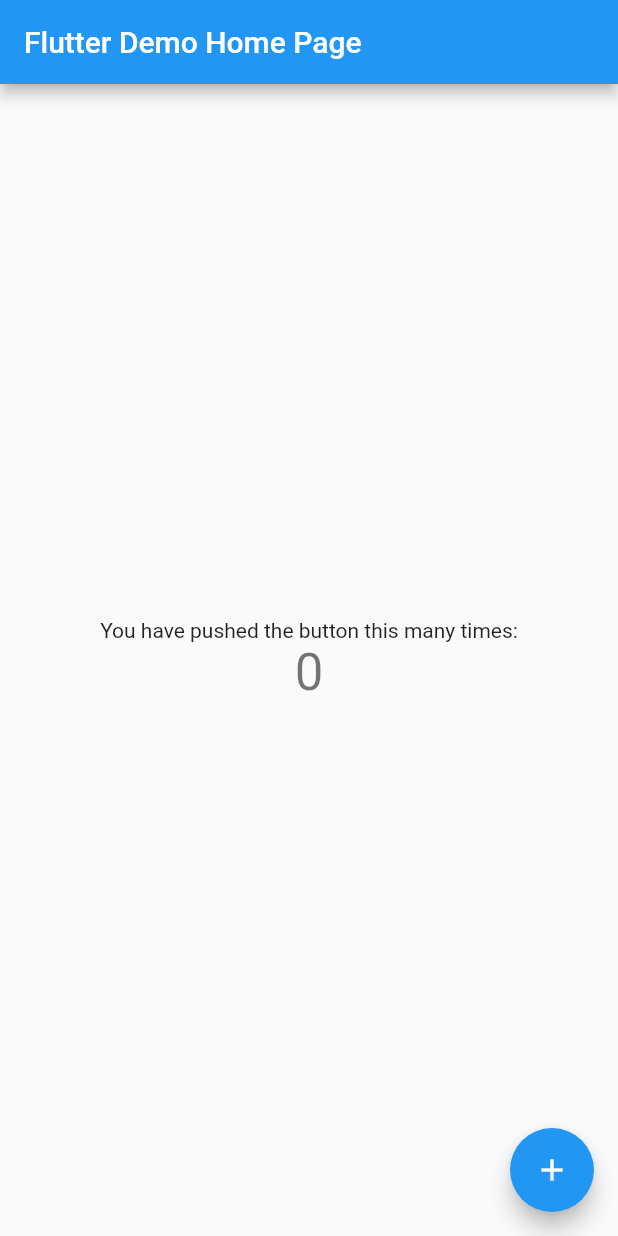
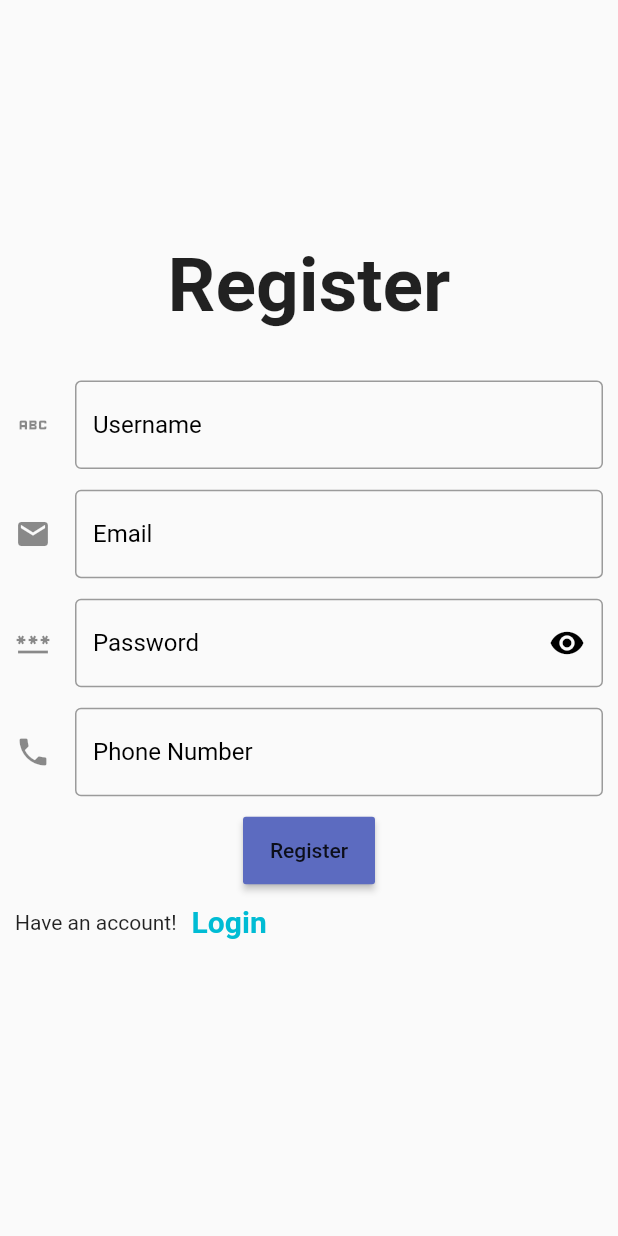
Before and after one commit to linah31/shop_flutter, a Flutter app: the screen it shows after launch, on a phone screen of 412 x 824 dp. Run offline on Flutter 3.47's test engine with Material 2 defaults, Android fonts, the phone set to English and light mode, and no system bars; missing offline and left inert: dart:ffi.

Commit message:
signup_page
signup page form

```diff
--- a/shop/lib/main.dart
+++ b/shop/lib/main.dart
@@ -1,115 +1,20 @@
 import 'package:flutter/material.dart';
+import 'package:shop/screens/signup.dart';
 
-void main() {
-  runApp(const MyApp());
-}
+void main()=> runApp(MyApp());
+
+
 
 class MyApp extends StatelessWidget {
   const MyApp({Key? key}) : super(key: key);
 
-  // This widget is the root of your application.
   @override
   Widget build(BuildContext context) {
-    return MaterialApp(
-      title: 'Flutter Demo',
-      theme: ThemeData(
-        // This is the theme of your application.
-        //
-        // Try running your application with "flutter run". You'll see the
-        // application has a blue toolbar. Then, without quitting the app, try
-        // changing the primarySwatch below to Colors.green and then invoke
-        // "hot reload" (press "r" in the console where you ran "flutter run",
-        // or simply save your changes to "hot reload" in a Flutter IDE).
-        // Notice that the counter didn't reset back to zero; the application
-        // is not restarted.
-        primarySwatch: Colors.blue,
-      ),
-      home: const MyHomePage(title: 'Flutter Demo Home Page'),
+    return   MaterialApp(
+        title: "My Flutter App",
+        themeMode: ThemeMode.system,
+        debugShowCheckedModeBanner: false,
+        home: SignUp()
     );
   }
 }
-
-class MyHomePage extends StatefulWidget {
-  const MyHomePage({Key? key, required this.title}) : super(key: key);
-
-  // This widget is the home page of your application. It is stateful, meaning
-  // that it has a State object (defined below) that contains fields that affect
-  // how it looks.
-
-  // This class is the configuration for the state. It holds the values (in this
-  // case the title) provided by the parent (in this case the App widget) and
-  // used by the build method of the State. Fields in a Widget subclass are
-  // always marked "final".
-
-  final String title;
-
-  @override
-  State<MyHomePage> createState() => _MyHomePageState();
-}
-
-class _MyHomePageState extends State<MyHomePage> {
-  int _counter = 0;
-
-  void _incrementCounter() {
-    setState(() {
-      // This call to setState tells the Flutter framework that something has
-      // changed in this State, which causes it to rerun the build method below
-      // so that the display can reflect the updated values. If we changed
-      // _counter without calling setState(), then the build method would not be
-      // called again, and so nothing would appear to happen.
-      _counter++;
-    });
-  }
-
-  @override
-  Widget build(BuildContext context) {
-    // This method is rerun every time setState is called, for instance as done
-    // by the _incrementCounter method above.
-    //
-    // The Flutter framework has been optimized to make rerunning build methods
-    // fast, so that you can just rebuild anything that needs updating rather
-    // than having to individually change instances of widgets.
-    return Scaffold(
-      appBar: AppBar(
-        // Here we take the value from the MyHomePage object that was created by
-        // the App.build method, and use it to set our appbar title.
-        title: Text(widget.title),
-      ),
-      body: Center(
-        // Center is a layout widget. It takes a single child and positions it
-        // in the middle of the parent.
-        child: Column(
-          // Column is also a layout widget. It takes a list of children and
-          // arranges them vertically. By default, it sizes itself to fit its
-          // children horizontally, and tries to be as tall as its parent.
-          //
-          // Invoke "debug painting" (press "p" in the console, choose the
-          // "Toggle Debug Paint" action from the Flutter Inspector in Android
-          // Studio, or the "Toggle Debug Paint" command in Visual Studio Code)
-          // to see the wireframe for each widget.
-          //
-          // Column has various properties to control how it sizes itself and
-          // how it positions its children. Here we use mainAxisAlignment to
-          // center the children vertically; the main axis here is the vertical
-          // axis because Columns are vertical (the cross axis would be
-          // horizontal).
-          mainAxisAlignment: MainAxisAlignment.center,
-          children: <Widget>[
-            const Text(
-              'You have pushed the button this many times:',
-            ),
-            Text(
-              '$_counter',
-              style: Theme.of(context).textTheme.headline4,
-            ),
-          ],
-        ),
-      ),
-      floatingActionButton: FloatingActionButton(
-        onPressed: _incrementCounter,
-        tooltip: 'Increment',
-        child: const Icon(Icons.add),
-      ), // This trailing comma makes auto-formatting nicer for build methods.
-    );
-  }
-}
--- /dev/null
+++ b/shop/lib/screens/signup.dart
@@ -0,0 +1,177 @@
+
+import 'dart:ffi';
+
+import 'package:flutter/material.dart';
+
+class SignUp extends StatefulWidget {
+  const SignUp({Key? key}) : super(key: key);
+
+  @override
+  State<SignUp> createState() => _SignUpState();
+}
+final GlobalKey <FormState> _formKey=GlobalKey <FormState>();
+String p = r'^(([^<>()[\]\\.,;:\s@\"]+(\.[^<>()[\]\\.,;:\s@\"]+)*)|(\".+\"))@((\[[0-9]{1,3}\.[0-9]{1,3}\.[0-9]{1,3}\.[0-9]{1,3}\])|(([a-zA-Z\-0-9]+\.)+[a-zA-Z]{2,}))$';
+RegExp regExp = new RegExp(p);
+bool obserText=true;
+class _SignUpState extends State<SignUp> {
+  void validation(){
+    final FormState? _form=_formKey.currentState;
+    if(_form!.validate()){
+      print("yes");
+    }
+    else{
+      print("no");
+    }
+  }
+  @override
+  Widget build(BuildContext context) {
+    return Scaffold(
+      resizeToAvoidBottomInset: false,
+      body: Container(
+        child: Form(
+          key: _formKey,
+
+          child: Column(
+            children: <Widget>[
+              Container(
+                height: 220,
+                width: double.infinity,
+                child: Column(
+                  mainAxisAlignment: MainAxisAlignment.end,
+                  children: <Widget>[
+                    Text(
+                      "Register",
+                      style: TextStyle(fontSize: 50, fontWeight: FontWeight.bold),
+                    ),
+                  ],
+                ),
+              ),
+              SizedBox(
+                height: 20,
+              ),
+              Container(
+                height: 400,
+                margin: EdgeInsets.symmetric(horizontal: 10),
+                width: double.infinity,
+                child: Column(
+                  mainAxisAlignment: MainAxisAlignment.spaceEvenly,
+                  children: <Widget>[
+                    TextFormField(
+                      validator: (value){
+                        if(value==""){
+                          return "please Fill Username";
+                        }
+                        else if(value!.length <6){
+                          return "Username is to short";
+                        }
+
+                        return "";
+                      },
+                      decoration: InputDecoration(
+                        hintText: "Username",
+                        icon: Icon(Icons.abc),
+                        border: OutlineInputBorder(),
+                        hintStyle: TextStyle(color: Colors.black),
+                      ),
+                    ),
+                    TextFormField(
+                      validator: (value){
+                       if(value==""){
+                          return "please Fill Email";
+                        }
+                       else if(!regExp.hasMatch(value!)){
+                         return "email invalid";
+
+                       }
+                        return "";
+                      },
+                      decoration: InputDecoration(
+                        hintText: "Email",
+                        icon: Icon(Icons.email),
+                        border: OutlineInputBorder(),
+                        hintStyle: TextStyle(color: Colors.black),
+                      ),
+                    ),
+                    TextFormField(
+                      obscureText: obserText,
+                      validator: (value){
+                        if(value==""){
+                          return"please Fill password";
+                        }
+                        else if(value!.length<8){
+                          return "password is too short";
+                        }
+                        return"";
+                      },
+                      decoration: InputDecoration(
+                        hintText: "Password",
+                        icon: Icon(Icons.password),
+                        border: OutlineInputBorder(),
+                        suffixIcon: GestureDetector(
+                          onTap: () {
+                            setState(() {
+                               obserText=!obserText;
+                            });
+                            FocusScope.of(context).unfocus();
+                          },
+                          child: Icon(
+                           obserText==true? Icons.visibility:Icons.visibility_off,
+                            color: Colors.black,
+                          ),
+                        ),
+                        hintStyle: TextStyle(color: Colors.black),
+                      ),
+                    ),
+                    TextFormField(
+                      validator: (value){
+                        if(value==""){
+                          return "please fill phone number";
+                        }
+                        else if(value!.length<11){
+                          return "phone number must be 11 digits";
+                        }
+                        return"";
+                      },
+                      decoration: InputDecoration(
+                        hintText: "Phone Number",
+                        icon: Icon(Icons.phone),
+                        border: OutlineInputBorder(),
+                        hintStyle: TextStyle(color: Colors.black),
+                      ),
+                    ),
+                    Container(
+                        height: 45,
+                        child: RaisedButton(
+                            child: Text("Register"),
+                            color: Colors.indigo[400],
+                            onPressed: () {
+                              validation();
+                            })),
+                    Row(
+                      children: [
+                        Text("Have an account!"),
+                        SizedBox(
+                          width: 10,
+                        ),
+                        GestureDetector(
+                          child: Text(
+                            "Login",
+                            style: TextStyle(
+                              color: Colors.cyan,
+                              fontSize: 20,
+                              fontWeight: FontWeight.bold,
+                            ),
+                          ),
+                        ),
+                      ],
+                    )
+                  ],
+                ),
+              )
+            ],
+          ),
+        ),
+      ),
+    );
+  }
+}
```
